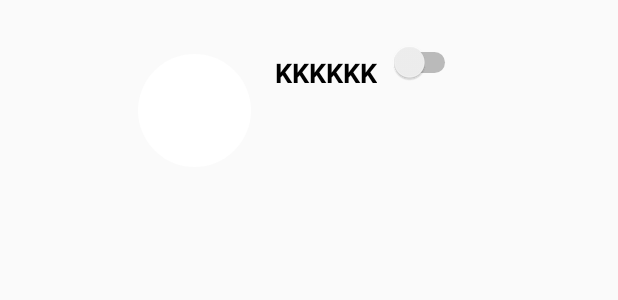
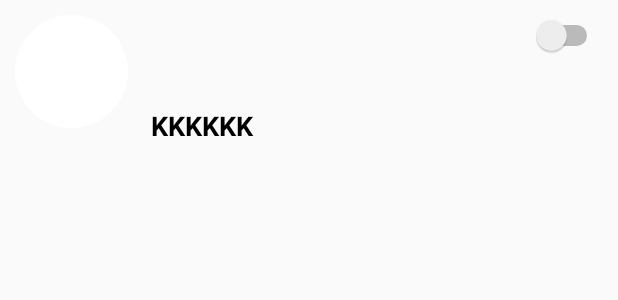
Before and after one commit to dgrimaldi/LampApp_final, an Android app: the layout adapterlist.xml on its own in the app's theme, with its tools: preview values and no code run, on a phone screen of 412 x 824 dp. Shown: the top 300 px of the screen. Run offline under Robolectric (Android 15) with nearby library versions, the phone set to English and light mode, and no system bars.

Commit message:
linear layout adapter list

```diff
--- a/app/src/main/res/layout/adapterlist.xml
+++ b/app/src/main/res/layout/adapterlist.xml
@@ -43,14 +43,10 @@
     </LinearLayout>
 
 
-    <RelativeLayout
-        xmlns:tools="http://schemas.android.com/tools"
+    <LinearLayout
         android:id="@+id/grid_"
         android:layout_width="match_parent"
         android:layout_height="match_parent"
-        android:layout_margin="10dp"
-        android:layout_marginBottom="50dp"
-        android:minHeight="190dp"
         android:padding="10dp"
         android:visibility="visible"
         android:theme="@style/AppTheme"
@@ -59,41 +55,33 @@
 
         <ImageView
             android:id="@+id/imageViewAD"
-            android:layout_width="75dp"
+            android:layout_width="wrap_content"
             android:layout_height="75dp"
-            android:layout_marginBottom="8dp"
-            android:layout_marginEnd="8dp"
-            android:layout_marginStart="8dp"
-            android:layout_marginTop="8dp"
+            android:layout_gravity=""
+            android:background="@drawable/shape_1"
             android:scaleType="centerCrop"
-            android:background="@drawable/shape_1"
+
             />
 
         <TextView
             android:id="@+id/textViewAD"
             android:layout_width="wrap_content"
             android:layout_height="24dp"
-            android:layout_marginBottom="8dp"
-            android:layout_marginEnd="8dp"
-            android:layout_marginStart="8dp"
-            android:layout_marginTop="8dp"
             android:text="kkkkkk"
             android:textAllCaps="true"
             android:textColor="#000000"
             android:textSize="18sp"
             android:textStyle="bold"
-            android:layout_toEndOf="@+id/imageViewAD"
-            android:layout_toRightOf="@+id/imageViewAD"
-            />
+            android:layout_weight="5"
+            android:layout_marginLeft="15dp"/>
 
         <Switch
             android:id="@+id/switchAL"
             android:layout_width="wrap_content"
             android:layout_height="wrap_content"
-            android:layout_toRightOf="@+id/textViewAD"
-            android:layout_alignParentTop="true"
+            android:layout_gravity="start"
             />
 
-    </RelativeLayout>
+    </LinearLayout>
 
 </com.daimajia.swipe.SwipeLayout>
```
